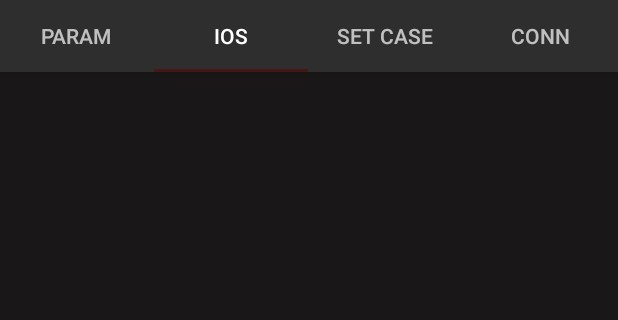
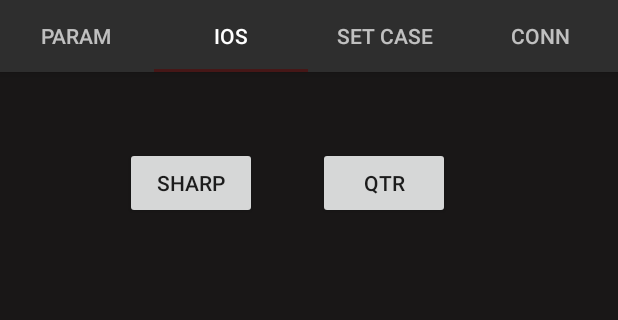
Before and after one commit to gregori/AppSumo, an Android app: the screen it shows after launch (MainActivity), tab 2 chosen, on a phone screen of 412 x 824 dp, the part 89-409 px from its top. Run offline under Robolectric (Android 15) with nearby library versions, the phone set to English and light mode, and no system bars.

Commit message:
connection arrumado e layout ios feito

```diff
--- a/app/src/main/res/layout/connection_tab.xml
+++ b/app/src/main/res/layout/connection_tab.xml
@@ -40,7 +40,6 @@
         android:layout_marginTop="32dp"
         android:layout_marginEnd="24dp"
         android:layout_marginBottom="24dp"
-        android:text="TextView"
         android:textColor="#FFFFFF"
         app:layout_constraintBottom_toBottomOf="parent"
         app:layout_constraintEnd_toEndOf="parent"
--- a/app/src/main/res/layout/ios_tab.xml
+++ b/app/src/main/res/layout/ios_tab.xml
@@ -1,6 +1,42 @@
 <?xml version="1.0" encoding="utf-8"?>
 <android.support.constraint.ConstraintLayout
-    xmlns:android="http://schemas.android.com/apk/res/android" android:layout_width="match_parent"
+    xmlns:android="http://schemas.android.com/apk/res/android"
+    xmlns:app="http://schemas.android.com/apk/res-auto"
+    xmlns:tools="http://schemas.android.com/tools"
+    android:layout_width="match_parent"
     android:layout_height="match_parent">
 
+    <Button
+        android:id="@+id/button19"
+        android:layout_width="wrap_content"
+        android:layout_height="wrap_content"
+        android:layout_marginStart="83dp"
+        android:layout_marginTop="50dp"
+        android:text="SHARP"
+        app:layout_constraintStart_toStartOf="parent"
+        app:layout_constraintTop_toTopOf="parent" />
+
+    <Button
+        android:id="@+id/button20"
+        android:layout_width="wrap_content"
+        android:layout_height="wrap_content"
+        android:layout_marginStart="8dp"
+        android:layout_marginEnd="80dp"
+        android:text="QTR"
+        app:layout_constraintBaseline_toBaselineOf="@+id/button19"
+        app:layout_constraintEnd_toEndOf="parent"
+        app:layout_constraintStart_toEndOf="@+id/button19" />
+
+    <TextView
+        android:id="@+id/textView3"
+        android:layout_width="0dp"
+        android:layout_height="0dp"
+        android:layout_marginStart="24dp"
+        android:layout_marginTop="32dp"
+        android:layout_marginEnd="24dp"
+        android:layout_marginBottom="24dp"
+        app:layout_constraintBottom_toBottomOf="parent"
+        app:layout_constraintEnd_toEndOf="parent"
+        app:layout_constraintStart_toStartOf="parent"
+        app:layout_constraintTop_toBottomOf="@+id/button19" />
 </android.support.constraint.ConstraintLayout>
```
